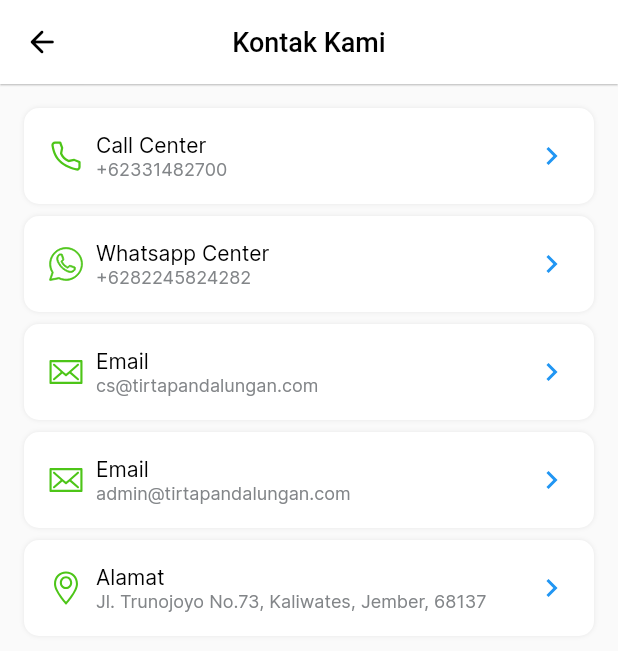
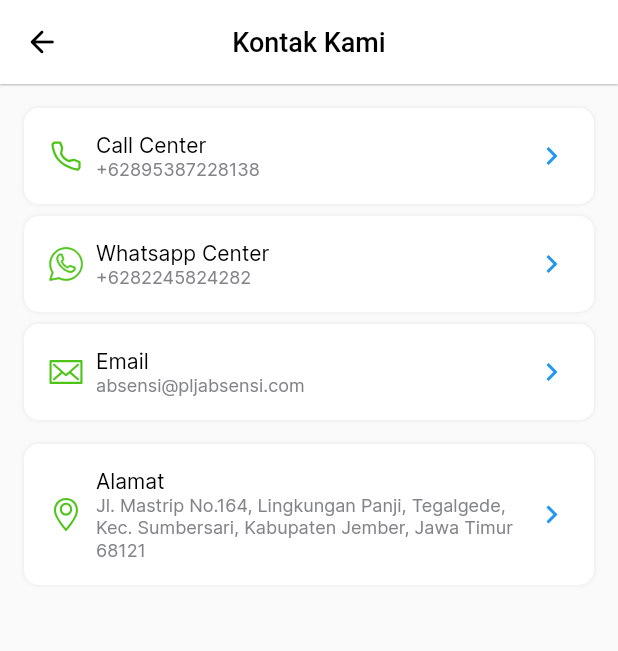
Before and after one commit to nadahasni-dot/plj-absensi-mobile, a Flutter app: the KontakScreen screen opened by its route, after a tap on "Whatsapp Center", on a phone screen of 412 x 824 dp. Shown: the top 651 px of the screen. Run offline on Flutter 3.47's test engine with Material 2 defaults, Android fonts, the phone set to English and light mode, and no system bars; our stand-ins replace cached_network_image, dotted_border, flutter_svg, fluttertoast, geolocator, get and 7 more; accounts and stored records are empty.

Commit message:
update kontak kami

```diff
--- a/lib/data/network/api_endpoints.dart
+++ b/lib/data/network/api_endpoints.dart
@@ -1,5 +1,5 @@
 class ApiEndpoints {
-  static const baseUrl = '10.133.100.146';
+  static const baseUrl = '192.168.0.2';
   static const prefix = '/api';
   static const apiVersion = '';
 
--- a/lib/modules/kontak/kontak_screen.dart
+++ b/lib/modules/kontak/kontak_screen.dart
@@ -35,12 +35,12 @@ class _KontakScreenState extends State<KontakScreen> {
               onTap: () => launchUrlString('tel:62331482700'),
               icon: 'assets/icons/call-center.svg',
               label: 'Call Center',
-              description: '+62331482700',
+              description: '+62895387228138',
             ),
             const SizedBox(height: 8),
             KontakItem(
               onTap: () => launchUrlString(
-                'https://wa.me/6282245824282',
+                'https://wa.me/62895387228138',
                 mode: LaunchMode.externalApplication,
               ),
               icon: 'assets/icons/whatsapp.svg',
@@ -49,27 +49,27 @@ class _KontakScreenState extends State<KontakScreen> {
             ),
             const SizedBox(height: 8),
             KontakItem(
-              onTap: () => launchUrlString('mailto:cs@tirtapandalungan.com'),
+              onTap: () => launchUrlString('mailto:absensi@pljabsensi.com'),
               icon: 'assets/icons/email.svg',
               label: 'Email',
-              description: 'cs@tirtapandalungan.com',
+              description: 'absensi@pljabsensi.com',
             ),
             const SizedBox(height: 8),
-            KontakItem(
-              onTap: () => launchUrlString('mailto:admin@tirtapandalungan.com'),
-              icon: 'assets/icons/email.svg',
-              label: 'Email',
-              description: 'admin@tirtapandalungan.com',
-            ),
+            // KontakItem(
+            //   onTap: () => launchUrlString('mailto:admin@tirtapandalungan.com'),
+            //   icon: 'assets/icons/email.svg',
+            //   label: 'Email',
+            //   description: 'admin@tirtapandalungan.com',
+            // ),
             const SizedBox(height: 8),
             KontakItem(
               onTap: () => launchUrlString(
-                'https://maps.google.com/maps?daddr=-8.175556,113.700083',
+                'https://maps.google.com/maps?daddr=-8.1575886,113.722782',
                 mode: LaunchMode.externalApplication,
               ),
               icon: 'assets/icons/alamat-pin.svg',
               label: 'Alamat',
-              description: 'Jl. Trunojoyo No.73, Kaliwates, Jember, 68137',
+              description: 'Jl. Mastrip No.164, Lingkungan Panji, Tegalgede, Kec. Sumbersari, Kabupaten Jember, Jawa Timur 68121',
             ),
           ],
         ),
```
Also changed, not shown: 1 other file.
